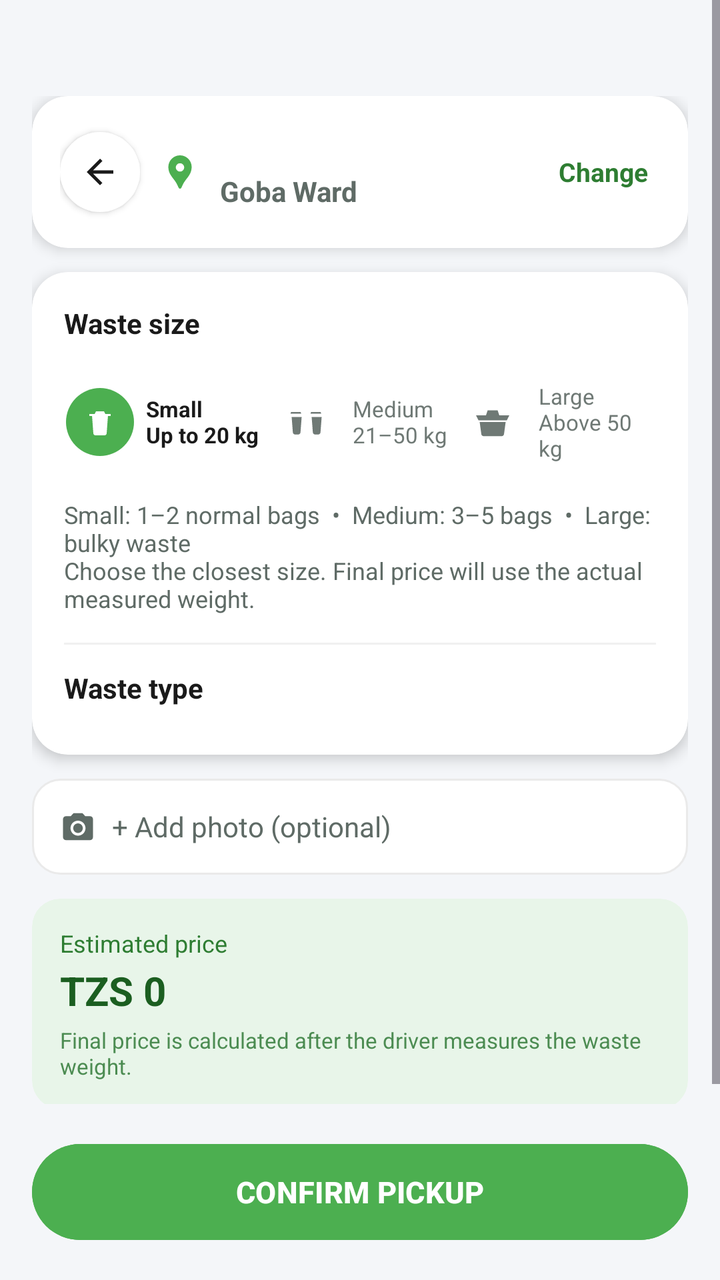
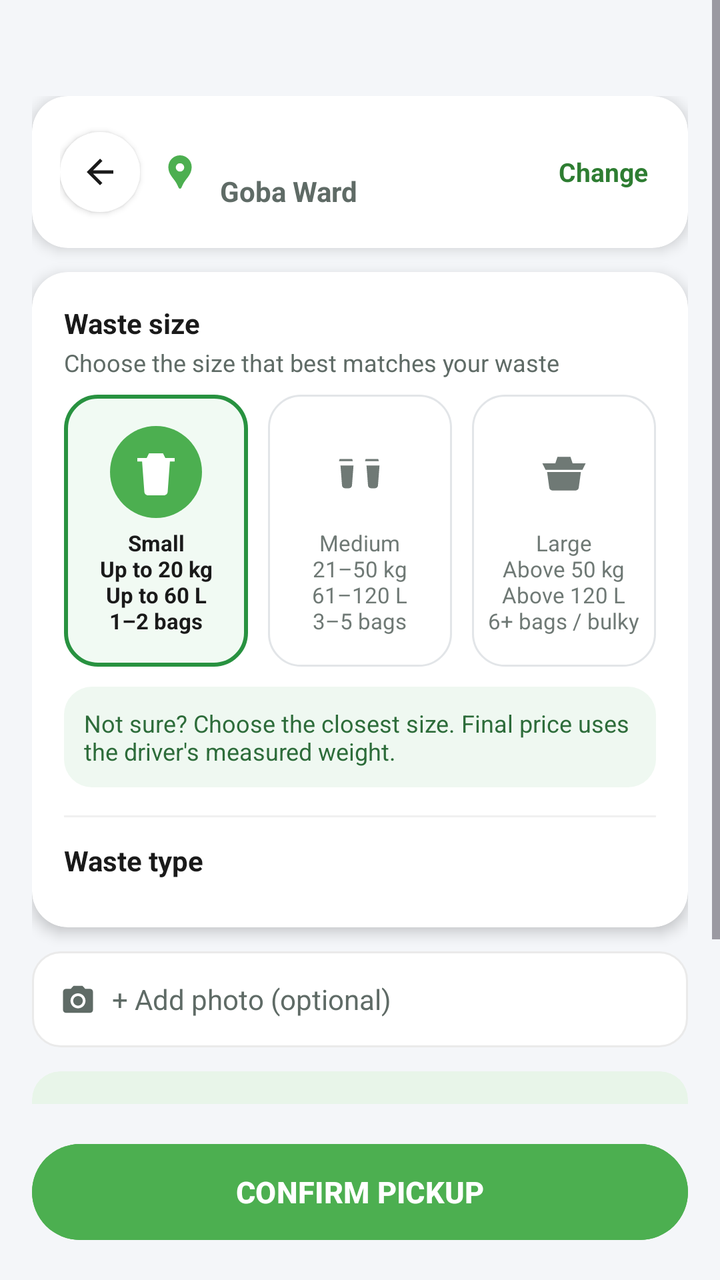

Two renders of the same Android screen: before a commit and after it. Below are the layout's source before the change and the commit's diff.
<!-- AndroidManifest.xml: application theme Theme.Takago -->
<!-- res/layout/activity_resident_request_pickup.xml -->
<?xml version="1.0" encoding="utf-8"?>
<LinearLayout xmlns:android="http://schemas.android.com/apk/res/android"
    xmlns:app="http://schemas.android.com/apk/res-auto"
    android:layout_width="match_parent"
    android:layout_height="match_parent"
    android:background="#F4F6F9"
    android:orientation="vertical">

    <ScrollView
        android:layout_width="match_parent"
        android:layout_height="0dp"
        android:layout_weight="1">

        <LinearLayout
            android:layout_width="match_parent"
            android:layout_height="wrap_content"
            android:orientation="vertical"
            android:paddingStart="16dp"
            android:paddingTop="48dp"
            android:paddingEnd="16dp"
            android:paddingBottom="8dp">

            
            <androidx.cardview.widget.CardView
                android:id="@+id/cardLocation"
                android:layout_width="match_parent"
                android:layout_height="wrap_content"
                app:cardBackgroundColor="@color/color_surface"
                app:cardCornerRadius="18dp"
                app:cardElevation="4dp">

                <RelativeLayout
                    android:layout_width="match_parent"
                    android:layout_height="wrap_content"
                    android:minHeight="72dp"
                    android:padding="14dp">

                    <ImageView
                        android:id="@+id/btnBack"
                        android:layout_width="40dp"
                        android:layout_height="40dp"
                        android:layout_alignParentStart="true"
                        android:layout_centerVertical="true"
                        android:background="@drawable/bg_circle_white_solid"
                        android:contentDescription="Back"
                        android:elevation="2dp"
                        android:padding="10dp"
                        android:src="@drawable/ic_arrow_back"
                        app:tint="@color/color_text_primary" />

                    <ImageView
                        android:id="@+id/ivLocationPin"
                        android:layout_width="20dp"
                        android:layout_height="20dp"
                        android:layout_centerVertical="true"
                        android:layout_marginStart="10dp"
                        android:layout_toEndOf="@id/btnBack"
                        android:src="@drawable/ic_location_pin"
                        app:tint="@color/color_primary" />

                    <LinearLayout
                        android:layout_width="0dp"
                        android:layout_height="wrap_content"
                        android:layout_centerVertical="true"
                        android:layout_marginStart="10dp"
                        android:layout_marginEnd="10dp"
                        android:layout_toEndOf="@id/ivLocationPin"
                        android:layout_toStartOf="@+id/tvChangeLocation"
                        android:orientation="vertical">

                        <TextView
                            android:id="@+id/tvLocationTitle"
                            android:layout_width="match_parent"
                            android:layout_height="wrap_content"
                            android:ellipsize="end"
                            android:maxLines="1"
                            android:text=""
                            android:textColor="@color/color_text_primary"
                            android:textSize="14sp"
                            android:textStyle="bold" />

                        <TextView
                            android:id="@+id/tvLocationSubtitle"
                            android:layout_width="match_parent"
                            android:layout_height="wrap_content"
                            android:ellipsize="end"
                            android:maxLines="1"
                            android:text="Goba Ward"
                            android:textColor="@color/color_text_secondary"
                            android:textSize="14sp"
                            android:textStyle="bold" />
                    </LinearLayout>

                    <TextView
                        android:id="@+id/tvChangeLocation"
                        android:layout_width="wrap_content"
                        android:layout_height="48dp"
                        android:layout_alignParentEnd="true"
                        android:layout_centerVertical="true"
                        android:gravity="center"
                        android:paddingStart="6dp"
                        android:paddingEnd="6dp"
                        android:text="Change"
                        android:textColor="#2E7D32"
                        android:textSize="13sp"
                        android:textStyle="bold" />

                </RelativeLayout>
            </androidx.cardview.widget.CardView>

            
            <androidx.cardview.widget.CardView
                android:layout_width="match_parent"
                android:layout_height="wrap_content"
                android:layout_marginTop="12dp"
                app:cardBackgroundColor="@color/color_surface"
                app:cardCornerRadius="18dp"
                app:cardElevation="4dp">

                <LinearLayout
                    android:layout_width="match_parent"
                    android:layout_height="wrap_content"
                    android:orientation="vertical"
                    android:padding="16dp">

                    <TextView
                        android:layout_width="wrap_content"
                        android:layout_height="wrap_content"
                        android:text="Waste size"
                        android:textColor="@color/color_text_primary"
                        android:textSize="14sp"
                        android:textStyle="bold" />

                    <LinearLayout
                        android:layout_width="match_parent"
                        android:layout_height="wrap_content"
                        android:layout_marginTop="8dp"
                        android:orientation="horizontal"
                        android:weightSum="3">

                        <LinearLayout
                            android:id="@+id/optionSmall"
                            android:layout_width="0dp"
                            android:layout_height="64dp"
                            android:layout_weight="1"
                            android:gravity="center"
                            android:orientation="horizontal">

                            <ImageView
                                android:id="@+id/ivWasteSmall"
                                android:layout_width="34dp"
                                android:layout_height="34dp"
                                android:background="@drawable/bg_circle_green_solid"
                                android:padding="9dp"
                                android:src="@drawable/ic_waste_small"
                                app:tint="@color/color_surface" />

                            <TextView
                                android:id="@+id/tvLabelSmall"
                                android:layout_width="wrap_content"
                                android:layout_height="wrap_content"
                                android:layout_marginStart="6dp"
                                android:text="Small&#10;Up to 20 kg"
                                android:textColor="@color/color_text_primary"
                                android:textSize="11sp"
                                android:textStyle="bold" />
                        </LinearLayout>

                        <LinearLayout
                            android:id="@+id/optionMedium"
                            android:layout_width="0dp"
                            android:layout_height="64dp"
                            android:layout_weight="1"
                            android:gravity="center"
                            android:orientation="horizontal">

                            <ImageView
                                android:id="@+id/ivWasteMedium"
                                android:layout_width="34dp"
                                android:layout_height="34dp"
                                android:padding="7dp"
                                android:src="@drawable/ic_waste_medium"
                                app:tint="@color/color_text_hint" />

                            <TextView
                                android:id="@+id/tvLabelMedium"
                                android:layout_width="wrap_content"
                                android:layout_height="wrap_content"
                                android:layout_marginStart="6dp"
                                android:text="Medium&#10;21–50 kg"
                                android:textColor="@color/color_text_hint"
                                android:textSize="11sp" />
                        </LinearLayout>

                        <LinearLayout
                            android:id="@+id/optionLarge"
                            android:layout_width="0dp"
                            android:layout_height="64dp"
                            android:layout_weight="1"
                            android:gravity="center"
                            android:orientation="horizontal">

                            <ImageView
                                android:id="@+id/ivWasteLarge"
                                android:layout_width="34dp"
                                android:layout_height="34dp"
                                android:padding="7dp"
                                android:src="@drawable/ic_waste_large"
                                app:tint="@color/color_text_hint" />

                            <TextView
                                android:id="@+id/tvLabelLarge"
                                android:layout_width="wrap_content"
                                android:layout_height="wrap_content"
                                android:layout_marginStart="6dp"
                                android:text="Large&#10;Above 50 kg"
                                android:textColor="@color/color_text_hint"
                                android:textSize="11sp" />
                        </LinearLayout>
                    </LinearLayout>

                    <TextView android:layout_width="match_parent" android:layout_height="wrap_content" android:layout_marginTop="6dp" android:text="Small: 1–2 normal bags  •  Medium: 3–5 bags  •  Large: bulky waste&#10;Choose the closest size. Final price will use the actual measured weight." android:textColor="@color/color_text_secondary" android:textSize="12sp" />

                    <View
                        android:layout_width="match_parent"
                        android:layout_height="1dp"
                        android:layout_marginTop="14dp"
                        android:background="#F0F0F0" />

                    <TextView
                        android:layout_width="wrap_content"
                        android:layout_height="wrap_content"
                        android:layout_marginTop="12dp"
                        android:text="Waste type"
                        android:textColor="@color/color_text_primary"
                        android:textSize="14sp"
                        android:textStyle="bold" />

                    <HorizontalScrollView
                        android:layout_width="match_parent"
                        android:layout_height="wrap_content"
                        android:layout_marginTop="8dp"
                        android:scrollbars="none">

                        <LinearLayout
                            android:id="@+id/wasteTypeChipRow"
                            android:layout_width="wrap_content"
                            android:layout_height="wrap_content"
                            android:orientation="horizontal" />

                    </HorizontalScrollView>

                </LinearLayout>
            </androidx.cardview.widget.CardView>

            
            <LinearLayout
                android:id="@+id/btnAddPhoto"
                android:layout_width="match_parent"
                android:layout_height="wrap_content"
                android:layout_marginTop="12dp"
                android:background="@drawable/bg_input"
                android:gravity="center_vertical"
                android:minHeight="48dp"
                android:orientation="horizontal"
                android:paddingStart="14dp"
                android:paddingTop="10dp"
                android:paddingEnd="14dp"
                android:paddingBottom="10dp">

                <ImageView
                    android:id="@+id/ivPhotoIcon"
                    android:layout_width="18dp"
                    android:layout_height="18dp"
                    android:src="@drawable/ic_camera" />

                <TextView
                    android:id="@+id/tvPhotoLabel"
                    android:layout_width="0dp"
                    android:layout_height="wrap_content"
                    android:layout_marginStart="8dp"
                    android:layout_weight="1"
                    android:text="+ Add photo (optional)"
                    android:textColor="@color/color_text_secondary"
                    android:textSize="14sp" />

                <ImageView
                    android:id="@+id/ivPhotoThumbnail"
                    android:layout_width="40dp"
                    android:layout_height="40dp"
                    android:background="@drawable/bg_card"
                    android:scaleType="centerCrop"
                    android:visibility="gone" />

            </LinearLayout>

            
            <androidx.cardview.widget.CardView
                android:layout_width="match_parent"
                android:layout_height="wrap_content"
                android:layout_marginTop="12dp"
                app:cardBackgroundColor="@color/color_status_success_bg"
                app:cardCornerRadius="14dp"
                app:cardElevation="0dp">

                <LinearLayout
                    android:layout_width="match_parent"
                    android:layout_height="wrap_content"
                    android:orientation="vertical"
                    android:padding="14dp">

                    <TextView
                        android:layout_width="wrap_content"
                        android:layout_height="wrap_content"
                        android:text="Estimated price"
                        android:textColor="#2E7D32"
                        android:textSize="12sp" />

                    <TextView
                        android:id="@+id/tvPriceEstimate"
                        android:layout_width="match_parent"
                        android:layout_height="wrap_content"
                        android:layout_marginTop="2dp"
                        android:text="TZS 0"
                        android:textColor="#1B5E20"
                        android:textSize="20sp"
                        android:textStyle="bold" />

                    <TextView
                        android:id="@+id/tvPriceEstimateNote"
                        android:layout_width="match_parent"
                        android:layout_height="wrap_content"
                        android:layout_marginTop="4dp"
                        android:text="Final price is calculated after the driver measures the waste weight."
                        android:textColor="#4C8C52"
                        android:textSize="11sp" />

                </LinearLayout>

            </androidx.cardview.widget.CardView>

        </LinearLayout>

    </ScrollView>

    
    <Button
        android:id="@+id/btnConfirmPickup"
        android:layout_width="match_parent"
        android:layout_height="56dp"
        android:layout_margin="16dp"
        android:backgroundTint="@color/color_primary"
        android:text="CONFIRM PICKUP"
        android:textColor="@color/color_surface"
        android:textSize="15sp"
        android:textStyle="bold"
        app:cornerRadius="28dp" />


</LinearLayout>
<!-- resources referenced by this layout -->
<resources>
  <color name="color_primary">#4CAF50</color>
  <color name="color_status_success_bg">#E8F5E9</color>
  <color name="color_surface">#FFFFFF</color>
  <color name="color_text_hint">#6F7975</color>
  <color name="color_text_primary">#1A1A1A</color>
  <color name="color_text_secondary">#5F6B66</color>
  <!-- drawable bg_card (drawable) -->
  <?xml version="1.0" encoding="utf-8"?>
  <shape xmlns:android="http://schemas.android.com/apk/res/android">
      <solid android:color="@color/color_surface" />
      <corners android:radius="28dp" />
  </shape>
  <!-- drawable bg_circle_green_solid (drawable) -->
  <?xml version="1.0" encoding="utf-8"?>
  <shape xmlns:android="http://schemas.android.com/apk/res/android"
      android:shape="oval">
      <solid android:color="@color/color_primary" />
  </shape>
  <!-- drawable bg_circle_white_solid (drawable) -->
  <?xml version="1.0" encoding="utf-8"?>
  <shape xmlns:android="http://schemas.android.com/apk/res/android"
      android:shape="oval">
      <solid android:color="@color/color_surface" />
  </shape>
  <!-- drawable bg_input (drawable) -->
  <?xml version="1.0" encoding="utf-8"?>
  <shape xmlns:android="http://schemas.android.com/apk/res/android">
      <solid android:color="@color/color_surface" />
      <corners android:radius="14dp" />
      <stroke android:width="1dp" android:color="@color/color_border_light" />
  </shape>
  <!-- drawable ic_arrow_back (drawable) -->
  <vector xmlns:android="http://schemas.android.com/apk/res/android" android:autoMirrored="true" android:height="24dp" android:tint="#000000" android:viewportHeight="24" android:viewportWidth="24" android:width="24dp">
        
      <path android:fillColor="@android:color/white" android:pathData="M20,11H7.83l5.59,-5.59L12,4l-8,8 8,8 1.41,-1.41L7.83,13H20v-2z"/>
      
  </vector>
  <!-- drawable ic_waste_small (drawable) -->
  <?xml version="1.0" encoding="utf-8"?>
  <vector xmlns:android="http://schemas.android.com/apk/res/android"
      android:width="24dp"
      android:height="24dp"
      android:viewportWidth="24"
      android:viewportHeight="24"
      android:tint="@color/color_text_hint">
      <path
          android:fillColor="@color/black"
          android:pathData="M6,7h12l-1,13.5c-0.06,0.83 -0.75,1.5 -1.59,1.5h-6.82c-0.84,0 -1.53,-0.67 -1.59,-1.5L6,7z" />
      <path
          android:fillColor="@color/black"
          android:pathData="M9,4h6l1,2h4v1.5H4L4,6h4z" />
  </vector>
  <style name="Theme.Takago" parent="Base.Theme.Takago" />
  <color name="color_border_light">#EAEAEA</color>
  <color name="black">#FF000000</color>
  <style name="Base.Theme.Takago" parent="Theme.Material3.DayNight.NoActionBar">
          
          
      </style>
  <!-- unchanged entries left out for length: 4 -->
</resources>

<!-- the commit's change to res/layout/activity_resident_request_pickup.xml (unified diff, before → after) -->
@@ -131,6 +131,14 @@
                         android:textSize="14sp"
                         android:textStyle="bold" />
 
+                    <TextView
+                        android:layout_width="wrap_content"
+                        android:layout_height="wrap_content"
+                        android:layout_marginTop="2dp"
+                        android:text="Choose the size that best matches your waste"
+                        android:textColor="@color/color_text_secondary"
+                        android:textSize="12sp" />
+
                     <LinearLayout
                         android:layout_width="match_parent"
                         android:layout_height="wrap_content"
@@ -141,15 +149,18 @@
                         <LinearLayout
                             android:id="@+id/optionSmall"
                             android:layout_width="0dp"
-                            android:layout_height="64dp"
+                            android:layout_height="136dp"
                             android:layout_weight="1"
+                            android:layout_marginEnd="5dp"
+                            android:background="@drawable/bg_size_option_selected"
                             android:gravity="center"
-                            android:orientation="horizontal">
+                            android:orientation="vertical"
+                            android:padding="8dp">
 
                             <ImageView
                                 android:id="@+id/ivWasteSmall"
-                                android:layout_width="34dp"
-                                android:layout_height="34dp"
+                                android:layout_width="46dp"
+                                android:layout_height="46dp"
                                 android:background="@drawable/bg_circle_green_solid"
                                 android:padding="9dp"
                                 android:src="@drawable/ic_waste_small"
@@ -159,8 +170,9 @@
                                 android:id="@+id/tvLabelSmall"
                                 android:layout_width="wrap_content"
                                 android:layout_height="wrap_content"
-                                android:layout_marginStart="6dp"
-                                android:text="Small&#10;Up to 20 kg"
+                                android:layout_marginTop="5dp"
+                                android:gravity="center"
+                                android:text="Small&#10;Up to 20 kg&#10;Up to 60 L&#10;1–2 bags"
                                 android:textColor="@color/color_text_primary"
                                 android:textSize="11sp"
                                 android:textStyle="bold" />
@@ -169,16 +181,20 @@
                         <LinearLayout
                             android:id="@+id/optionMedium"
                             android:layout_width="0dp"
-                            android:layout_height="64dp"
+                            android:layout_height="136dp"
                             android:layout_weight="1"
+                            android:layout_marginStart="5dp"
+                            android:layout_marginEnd="5dp"
+                            android:background="@drawable/bg_size_option_unselected"
                             android:gravity="center"
-                            android:orientation="horizontal">
+                            android:orientation="vertical"
+                            android:padding="8dp">
 
                             <ImageView
                                 android:id="@+id/ivWasteMedium"
-                                android:layout_width="34dp"
-                                android:layout_height="34dp"
-                                android:padding="7dp"
+                                android:layout_width="46dp"
+                                android:layout_height="46dp"
+                                android:padding="10dp"
                                 android:src="@drawable/ic_waste_medium"
                                 app:tint="@color/color_text_hint" />
 
@@ -186,8 +202,9 @@
                                 android:id="@+id/tvLabelMedium"
                                 android:layout_width="wrap_content"
                                 android:layout_height="wrap_content"
-                                android:layout_marginStart="6dp"
-                                android:text="Medium&#10;21–50 kg"
+                                android:layout_marginTop="5dp"
+                                android:gravity="center"
+                                android:text="Medium&#10;21–50 kg&#10;61–120 L&#10;3–5 bags"
                                 android:textColor="@color/color_text_hint"
                                 android:textSize="11sp" />
                         </LinearLayout>
@@ -195,16 +212,19 @@
                         <LinearLayout
                             android:id="@+id/optionLarge"
                             android:layout_width="0dp"
-                            android:layout_height="64dp"
+                            android:layout_height="136dp"
                             android:layout_weight="1"
+                            android:layout_marginStart="5dp"
+                            android:background="@drawable/bg_size_option_unselected"
                             android:gravity="center"
-                            android:orientation="horizontal">
+                            android:orientation="vertical"
+                            android:padding="8dp">
 
                             <ImageView
                                 android:id="@+id/ivWasteLarge"
-                                android:layout_width="34dp"
-                                android:layout_height="34dp"
-                                android:padding="7dp"
+                                android:layout_width="46dp"
+                                android:layout_height="46dp"
+                                android:padding="10dp"
                                 android:src="@drawable/ic_waste_large"
                                 app:tint="@color/color_text_hint" />
 
@@ -212,14 +232,15 @@
                                 android:id="@+id/tvLabelLarge"
                                 android:layout_width="wrap_content"
                                 android:layout_height="wrap_content"
-                                android:layout_marginStart="6dp"
-                                android:text="Large&#10;Above 50 kg"
+                                android:layout_marginTop="5dp"
+                                android:gravity="center"
+                                android:text="Large&#10;Above 50 kg&#10;Above 120 L&#10;6+ bags / bulky"
                                 android:textColor="@color/color_text_hint"
                                 android:textSize="11sp" />
                         </LinearLayout>
                     </LinearLayout>
 
-                    <TextView android:layout_width="match_parent" android:layout_height="wrap_content" android:layout_marginTop="6dp" android:text="Small: 1–2 normal bags  •  Medium: 3–5 bags  •  Large: bulky waste&#10;Choose the closest size. Final price will use the actual measured weight." android:textColor="@color/color_text_secondary" android:textSize="12sp" />
+                    <TextView android:layout_width="match_parent" android:layout_height="wrap_content" android:layout_marginTop="10dp" android:padding="10dp" android:background="@drawable/bg_info_green" android:text="Not sure? Choose the closest size. Final price uses the driver's measured weight." android:textColor="#2D6C3A" android:textSize="12sp" />
 
                     <View
                         android:layout_width="match_parent"
<!-- resource entries referenced after the edit -->
@@ -24,12 +24,32 @@
       android:shape="oval">
       <solid android:color="@color/color_surface" />
   </shape>
+  <!-- drawable bg_info_green (drawable) -->
+  <?xml version="1.0" encoding="utf-8"?>
+  <shape xmlns:android="http://schemas.android.com/apk/res/android" android:shape="rectangle">
+      <solid android:color="#EFF8F1" />
+      <corners android:radius="14dp" />
+  </shape>
   <!-- drawable bg_input (drawable) -->
   <?xml version="1.0" encoding="utf-8"?>
   <shape xmlns:android="http://schemas.android.com/apk/res/android">
       <solid android:color="@color/color_surface" />
       <corners android:radius="14dp" />
       <stroke android:width="1dp" android:color="@color/color_border_light" />
+  </shape>
+  <!-- drawable bg_size_option_selected (drawable) -->
+  <?xml version="1.0" encoding="utf-8"?>
+  <shape xmlns:android="http://schemas.android.com/apk/res/android" android:shape="rectangle">
+      <solid android:color="#F1FAF3" />
+      <stroke android:width="2dp" android:color="#289240" />
+      <corners android:radius="16dp" />
+  </shape>
+  <!-- drawable bg_size_option_unselected (drawable) -->
+  <?xml version="1.0" encoding="utf-8"?>
+  <shape xmlns:android="http://schemas.android.com/apk/res/android" android:shape="rectangle">
+      <solid android:color="#FFFFFF" />
+      <stroke android:width="1dp" android:color="#E2E5E8" />
+      <corners android:radius="16dp" />
   </shape>
   <!-- drawable ic_arrow_back (drawable) -->
   <vector xmlns:android="http://schemas.android.com/apk/res/android" android:autoMirrored="true" android:height="24dp" android:tint="#000000" android:viewportHeight="24" android:viewportWidth="24" android:width="24dp">
